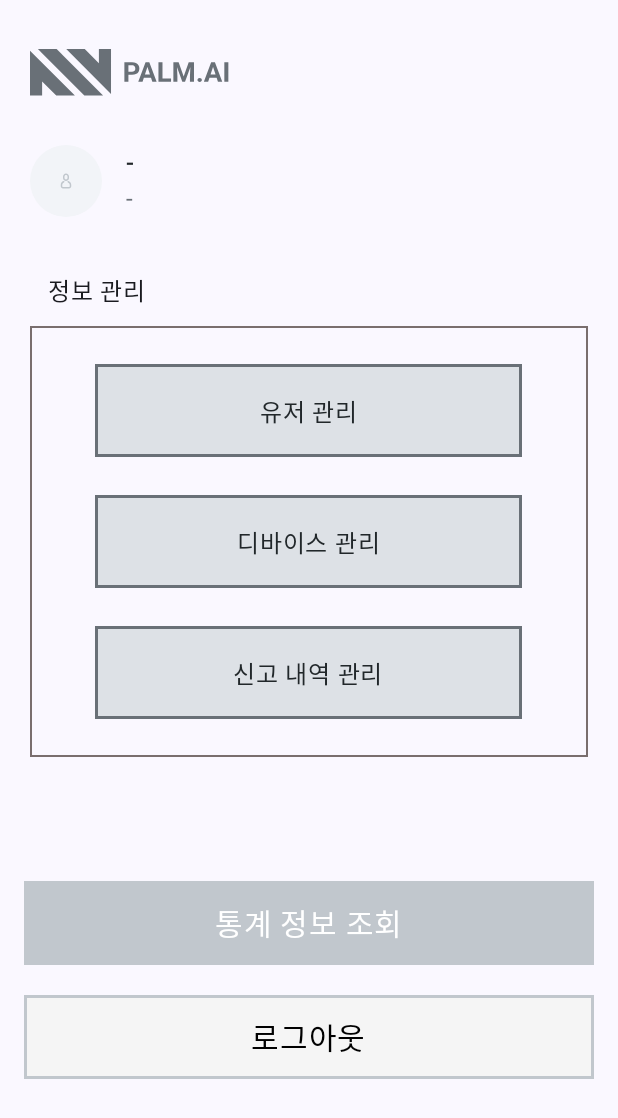
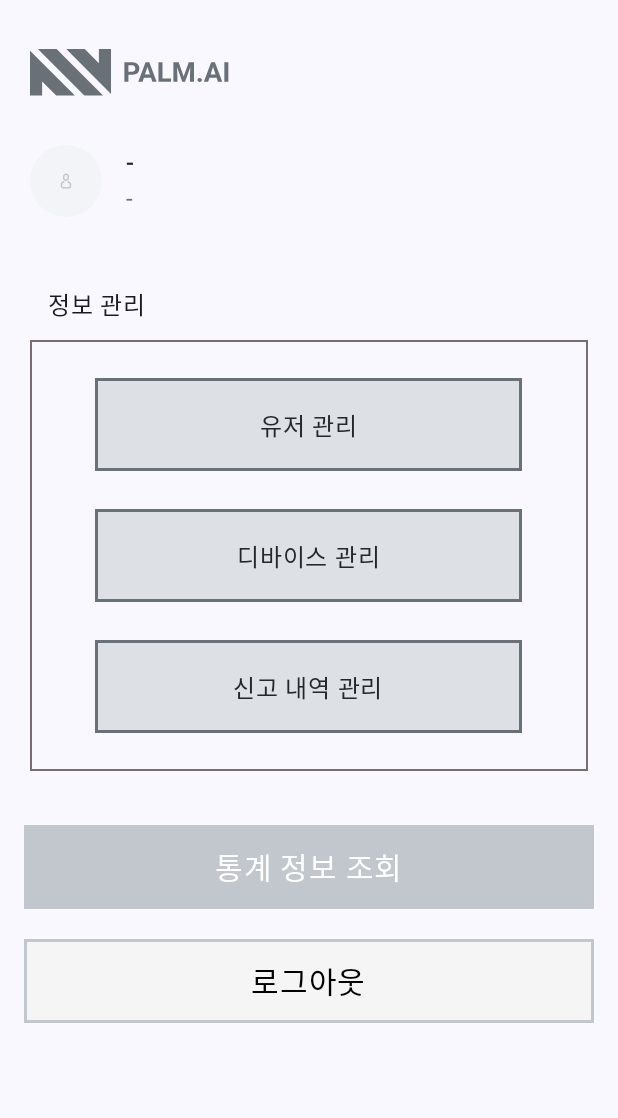
Before and after one commit to Hongik-Capstone-Project/Palmprint-Recognition-Frontend, an Android app built with Jetpack Compose: the composable AdminDashboardScreen shown on its own in the app's theme, on a phone screen of 412 x 824 dp. Shown: the top 1118 px of the screen. Run offline under Robolectric (Android 15) with nearby library versions, the phone set to English and light mode, and no system bars; our stand-ins replace Dagger/Hilt's generated code.

Commit message:
RootLayoutScrollable 적용

```diff
--- a/app/src/main/java/com/example/palmprint_recognition/ui/admin/features/dashboard/screens/AdminDashboardScreen.kt
+++ b/app/src/main/java/com/example/palmprint_recognition/ui/admin/features/dashboard/screens/AdminDashboardScreen.kt
@@ -6,7 +6,7 @@ import androidx.compose.material3.TextButton
 import androidx.compose.runtime.*
 import androidx.compose.ui.Modifier
 import androidx.compose.foundation.layout.Column
-import androidx.compose.foundation.layout.fillMaxSize
+import androidx.compose.foundation.layout.fillMaxWidth
 import androidx.compose.foundation.layout.padding
 import androidx.compose.ui.unit.dp
 import com.example.palmprint_recognition.ui.admin.features.dashboard.components.DashboardFooterButtonsSection
@@ -14,7 +14,7 @@ import com.example.palmprint_recognition.ui.admin.features.dashboard.components.
 import com.example.palmprint_recognition.ui.auth.AuthViewModel
 import com.example.palmprint_recognition.ui.common.layout.Footer
 import com.example.palmprint_recognition.ui.common.layout.HeaderContainer
-import com.example.palmprint_recognition.ui.common.layout.RootLayoutWeighted
+import com.example.palmprint_recognition.ui.common.layout.RootLayoutScrollable
 
 @Composable
 fun AdminDashboardScreen(
@@ -22,10 +22,8 @@ fun AdminDashboardScreen(
     onDeviceManageClick: () -> Unit,
     onReportManageClick: () -> Unit,
     onVerificationClick: () -> Unit,
-    authViewModel: AuthViewModel //추가
+    authViewModel: AuthViewModel
 ) {
-    //val authViewModel: AuthViewModel = hiltViewModel()
-
     var showLogoutDialog by remember { mutableStateOf(false) }
 
     // ✅ 로그아웃 확인 다이얼로그
@@ -38,7 +36,6 @@ fun AdminDashboardScreen(
                 TextButton(
                     onClick = {
                         showLogoutDialog = false
-                        // ✅ 로컬 로그아웃 → authState 갱신 → AppNavHost가 Auth 그래프로 교체
                         authViewModel.logoutLocal()
                     }
                 ) {
@@ -46,27 +43,31 @@ fun AdminDashboardScreen(
                 }
             },
             dismissButton = {
-                TextButton(
-                    onClick = { showLogoutDialog = false }
-                ) {
+                TextButton(onClick = { showLogoutDialog = false }) {
                     Text("아니오")
                 }
             }
         )
     }
 
-    RootLayoutWeighted(
-        headerWeight = 2f,
-        bodyWeight = 5f,
-        footerWeight = 3f,
+    RootLayoutScrollable(
+        sectionGap = 12.dp,
 
-        header = { HeaderContainer() },
+        // ===============================
+        // HEADER
+        // ===============================
+        header = {
+            HeaderContainer()
+        },
 
+        // ===============================
+        // BODY
+        // ===============================
         body = {
             Column(
                 modifier = Modifier
-                    .fillMaxSize()
-                    .padding(horizontal = 20.dp)
+                    .fillMaxWidth()
+                    .padding(horizontal = 20.dp, vertical = 12.dp)
             ) {
                 DashboardManagementSection(
                     onUserManageClick = onUserManageClick,
@@ -76,12 +77,15 @@ fun AdminDashboardScreen(
             }
         },
 
+        // ===============================
+        // FOOTER
+        // ===============================
         footer = {
             Footer {
                 DashboardFooterButtonsSection(
                     onVerificationClick = onVerificationClick,
                     onLogoutClick = {
-                        // ✅ 여기서 바로 logoutLocal() 하지 말고, 다이얼로그 먼저
+                        // 바로 로그아웃 X → 다이얼로그 표시
                         showLogoutDialog = true
                     }
                 )
@@ -89,14 +93,3 @@ fun AdminDashboardScreen(
         }
     )
 }
-
-//@Preview(showBackground = true, showSystemUi = true)
-//@Composable
-//private fun PreviewAdminDashboardScreen() {
-//    AdminDashboardScreen(
-//        onUserManageClick = {},
-//        onDeviceManageClick = {},
-//        onReportManageClick = {},
-//        onVerificationClick = {}
-//    )
-//}
--- a/app/src/main/java/com/example/palmprint_recognition/ui/admin/features/device_management/screens/DeviceListScreen.kt
+++ b/app/src/main/java/com/example/palmprint_recognition/ui/admin/features/device_management/screens/DeviceListScreen.kt
@@ -55,7 +55,7 @@ private fun DeviceListContent(
     onLoadMore: () -> Unit
 ) {
     RootLayoutWeighted(
-        headerWeight = 2f,
+        headerWeight = 2.5f,
         bodyWeight = 6f,
         footerWeight = 2f,
         header = {
--- a/app/src/main/java/com/example/palmprint_recognition/ui/admin/features/user_management/screens/UserDetailScreen.kt
+++ b/app/src/main/java/com/example/palmprint_recognition/ui/admin/features/user_management/screens/UserDetailScreen.kt
@@ -187,7 +187,8 @@ private fun InstitutionListTableSectionAll(
             isLoading = false,
             modifier = Modifier.fillMaxWidth(), // 높이 강제하지 않음
             onRowClick = {},     // 읽기 전용
-            onLoadMore = {}      // 호출되지 않음 (안전하게 빈 함수)
+            onLoadMore = {},      // 호출되지 않음 (안전하게 빈 함수)
+            scrollEnabled = false
         )
     }
 }
--- a/app/src/main/java/com/example/palmprint_recognition/ui/admin/features/user_management/screens/UserListScreen.kt
+++ b/app/src/main/java/com/example/palmprint_recognition/ui/admin/features/user_management/screens/UserListScreen.kt
@@ -73,7 +73,7 @@ private fun UserListContent(
     RootLayoutWeighted(
 
         // 화면 비율 설정
-        headerWeight = 2f,
+        headerWeight = 2.5f,
         bodyWeight = 6f,
         footerWeight = 2f,
 
--- a/app/src/main/java/com/example/palmprint_recognition/ui/user/features/user_main/screens/UserMainScreen.kt
+++ b/app/src/main/java/com/example/palmprint_recognition/ui/user/features/user_main/screens/UserMainScreen.kt
@@ -1,4 +1,4 @@
-package com.example.palmprint_recognition.ui.user.main
+package com.example.palmprint_recognition.ui.user.features.user_main.screens
 
 import androidx.compose.foundation.border
 import androidx.compose.foundation.layout.*
@@ -9,14 +9,12 @@ import androidx.compose.runtime.*
 import androidx.compose.ui.Modifier
 import androidx.compose.ui.graphics.Color
 import androidx.compose.ui.text.font.FontWeight
-import androidx.compose.ui.tooling.preview.Preview
 import androidx.compose.ui.unit.dp
 import androidx.compose.ui.unit.sp
 import com.example.palmprint_recognition.ui.auth.AuthViewModel
 import com.example.palmprint_recognition.ui.common.button.PrimaryButton
 import com.example.palmprint_recognition.ui.common.button.VerticalTwoButtons
 import com.example.palmprint_recognition.ui.common.layout.Footer
-import com.example.palmprint_recognition.ui.common.layout.Header
 import com.example.palmprint_recognition.ui.common.layout.HeaderContainer
 import com.example.palmprint_recognition.ui.common.layout.RootLayoutScrollable
 
--- a/app/src/main/java/com/example/palmprint_recognition/ui/user/navigation/UserNavigation.kt
+++ b/app/src/main/java/com/example/palmprint_recognition/ui/user/navigation/UserNavigation.kt
@@ -5,7 +5,7 @@ import androidx.navigation.NavHostController
 import androidx.navigation.compose.composable
 import androidx.navigation.navigation
 import com.example.palmprint_recognition.ui.auth.AuthViewModel
-import com.example.palmprint_recognition.ui.user.main.UserMainScreen
+import com.example.palmprint_recognition.ui.user.features.user_main.screens.UserMainScreen
 
 /**
  * ============================================================================
```
Also changed, not shown: app/src/main/java/com/example/palmprint_recognition/ui/admin/features/device_management/screens/DeviceDetailScreen.kt (+19 -34 lines).
